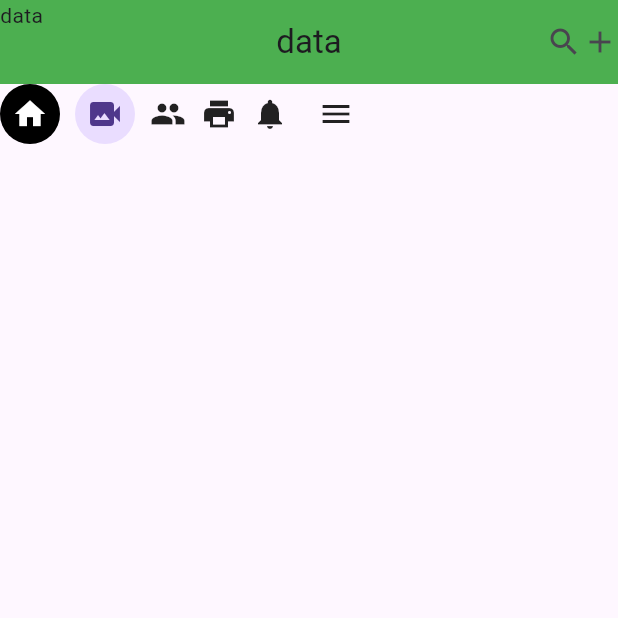
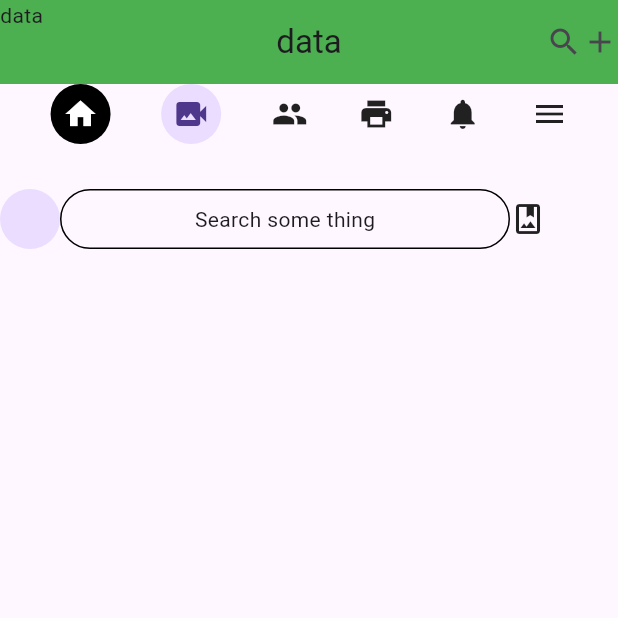
Before and after one commit to Siddique722/4pm, a Flutter app: the screen it shows after launch, on a phone screen of 412 x 824 dp, the top half of it. Run offline on Flutter 3.47's test engine with Material 3 defaults, Android fonts, the phone set to English and light mode, and no system bars; our stand-ins replace firebase_core; accounts and stored records are empty.

Commit message:
update code

```diff
--- a/lib/main.dart
+++ b/lib/main.dart
@@ -35,13 +35,9 @@ import 'package:flutter/material.dart';
 // import 'package:get/get_navigation/src/root/get_material_app.dart';
 // import 'package:untitled/view/counter-view/counter-view.dart';
 
-import 'firebase_options.dart';
 
-void main() async{
-  WidgetsFlutterBinding.ensureInitialized();
-  await Firebase.initializeApp(
-    options: DefaultFirebaseOptions.currentPlatform,
-  );
+void main() {
+
   runApp(MyApp());
 }
 
@@ -68,7 +64,39 @@ class MyApp extends StatelessWidget {
       //  backgroundColor: Colors.grey,
 
           // 2nd property:-
-          body:
+          body:Column(children: [
+            Row(
+              mainAxisAlignment: MainAxisAlignment.spaceEvenly,
+              children: [
+                CircleAvatar(
+                    backgroundColor: Colors.black,
+                    child: Icon(Icons.home,color: Colors.white,)),
+
+                CircleAvatar(child: Icon(Icons.video_camera_back)),
+
+                Icon(Icons.group),
+                Icon(Icons.local_print_shop),
+                Icon(Icons.notifications),
+                Icon(Icons.menu)
+              ],
+            ),
+           SizedBox(height: 30,),
+            Row(
+              children: [
+                CircleAvatar(),
+                Container(
+                  height: 40,
+                  width: 300,
+                  decoration: BoxDecoration(
+                    borderRadius: BorderRadius.circular(50),
+                    border: Border.all()
+                  ),
+                  child: Center(child: Text('Search some thing'),),
+                ),
+                Icon(Icons.photo_album_outlined)
+              ],
+            )
+          ],)
               // widgets:- single child widget
           // multi chidl widgets
 // parent and child
@@ -89,24 +117,7 @@ class MyApp extends StatelessWidget {
           //   //Text('data sajfhd idshf kisdhf sidhf sakidfh dskhif sdkfh sdkfh sdkfh sdkfh sdkfh dskf sdkfjds flsdkjfds '),
           //
           // ))
-       Row(
-         children: [
-           CircleAvatar(
-               backgroundColor: Colors.black,
-               child: Icon(Icons.home,color: Colors.white,)),
-           SizedBox(width: 10,),
-           CircleAvatar(child: Icon(Icons.video_camera_back)),
-           SizedBox(width: 10,),
-           Icon(Icons.group),
-           SizedBox(width: 10,),
-           Icon(Icons.local_print_shop),
-           SizedBox(width: 10,),
-           Icon(Icons.notifications),
-           SizedBox(width: 10,),
-           SizedBox(width: 10,),
-           Icon(Icons.menu)
-         ],
-       )
+
 
         // Center(
         //   child: Column(
```
Also changed, not shown: firebase.json, lib/firebase_options.dart, 7 other files.
